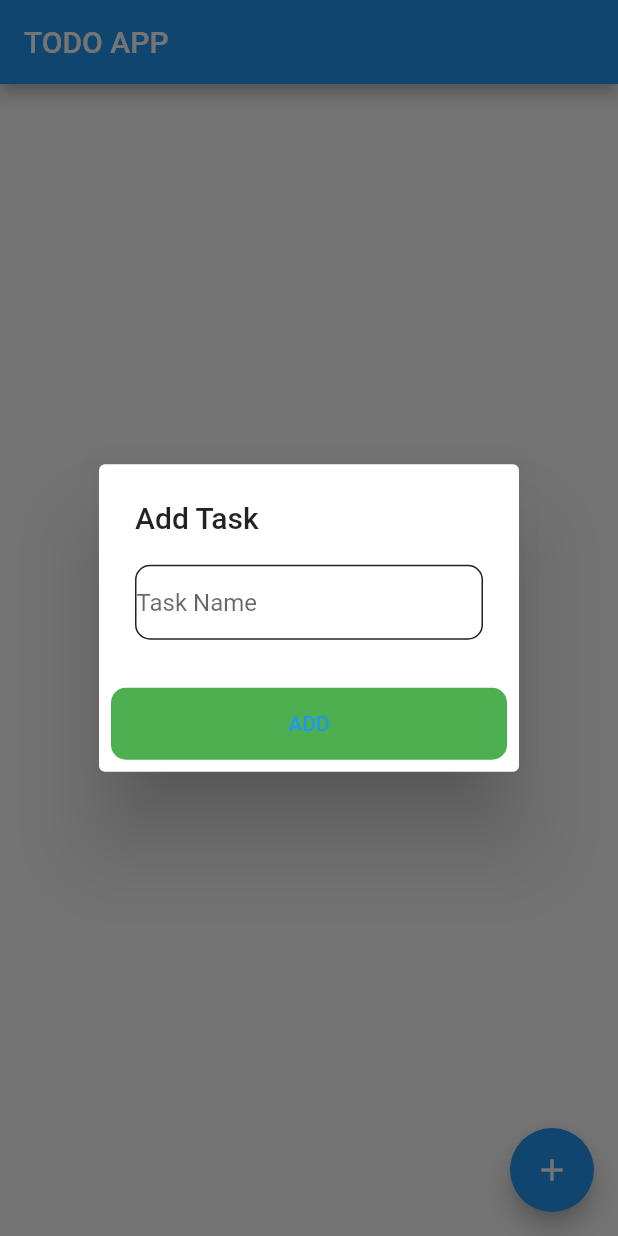
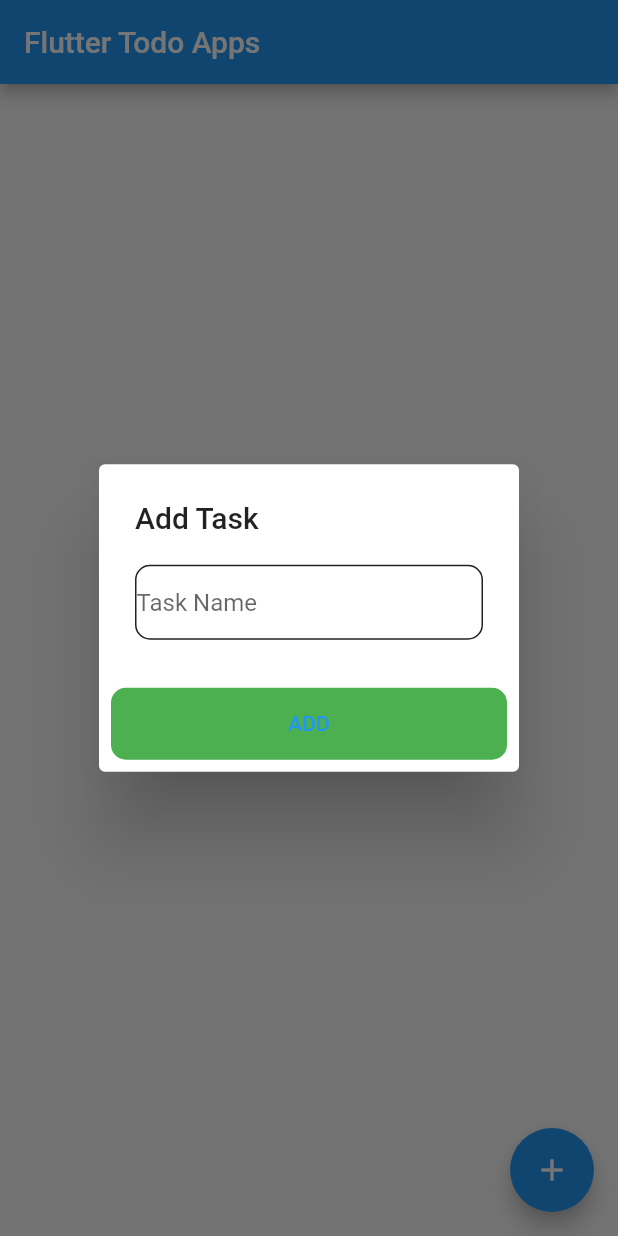
Before and after one commit to Divyaraj-solutelabs/mobx_todo, a Flutter app: the screen it shows after launch, after a tap on the "add" icon, on a phone screen of 412 x 824 dp. Run offline on Flutter 3.47's test engine with Material 2 defaults, Android fonts, the phone set to English and light mode, and no system bars; our stand-ins replace equatable, flutter_bloc, flutter_mobx, mobx, sqflite; accounts and stored records are empty; generated files the repository leaves out were written again.

Commit message:
3rd commit

```diff
--- /dev/null
+++ b/lib/feature/bloc_todo/blocs/database.bloc.dart
@@ -0,0 +1,44 @@
+import 'dart:developer';
+import 'dart:io';
+
+import 'package:flutter_bloc/flutter_bloc.dart';
+import 'package:mobx_todo/feature/bloc_todo/blocs/database.state.dart';
+import 'package:sqflite/sqflite.dart';
+import 'package:path/path.dart';
+
+class DatabaseBloc extends Cubit<DatabaseState> {
+  DatabaseBloc() : super(InitDatabaseState());
+
+  Database? database;
+
+  Future<void> initDatabase() async {
+    final databasePath = await getDatabasesPath();
+    // print(databasePath);
+    final path = join(databasePath, 'todo.db');
+    if (await Directory(dirname(path)).exists()) {
+      database = await openDatabase(
+          path,
+          version: 1,
+          onCreate: (Database db, int version) async {
+            // When creating the db, create the table
+            await db.execute('CREATE TABLE todo (id INTEGER PRIMARY KEY, name TEXT)');
+          });
+      emit(LoadDatabaseState());
+    } else {
+      try {
+        await Directory(dirname(path)).create(recursive: true);
+        database = await openDatabase(
+            path,
+            version: 1,
+            onCreate: (Database db, int version) async {
+              // When creating the db, create the table
+              await db.execute('CREATE TABLE todo (id INTEGER PRIMARY KEY, name TEXT)');
+            });
+        emit(LoadDatabaseState());
+      } catch (e) {
+        log(e.toString());
+      }
+    }
+  }
+
+}
--- /dev/null
+++ b/lib/feature/bloc_todo/blocs/database.state.dart
@@ -0,0 +1,4 @@
+abstract class DatabaseState {}
+
+class InitDatabaseState extends DatabaseState {}
+class LoadDatabaseState extends DatabaseState {}
--- /dev/null
+++ b/lib/feature/bloc_todo/blocs/todo.bloc.dart
@@ -0,0 +1,47 @@
+import 'dart:developer';
+
+import 'package:flutter_bloc/flutter_bloc.dart';
+import 'package:mobx_todo/feature/bloc_todo/blocs/todo.state.dart';
+import 'package:mobx_todo/feature/bloc_todo/models/todo.model.dart';
+import 'package:mobx_todo/feature/bloc_todo/repositories/todo.repo.dart';
+import 'package:sqflite/sqlite_api.dart';
+
+class TodoBloc extends Cubit<TodoState> {
+
+  final _todoRepo = TodoRepository();
+  final Database database;
+  TodoBloc({required this.database}) : super(const InitTodoState(0));
+
+  int _counter = 1;
+  List<Todo> _todos = [];
+  List<Todo> get todos => _todos;
+
+  Future<void> getTodos() async {
+    try {
+      _todos = await _todoRepo.getTodos(database: database);
+      emit(InitTodoState(_counter++));
+    } catch (e) {
+      log(e.toString());
+    }
+  }
+
+  Future<void> addTodos(String text) async {
+    try {
+      await _todoRepo.addTodo(database: database, text: text);
+      emit(InitTodoState(_counter++));
+      getTodos();
+    } catch (e) {
+      log(e.toString());
+    }
+  }
+
+  Future<void> removeTodo(int id) async {
+    try {
+      await _todoRepo.removeTodo(database: database, id: id);
+      emit(InitTodoState(_counter++));
+      getTodos();
+    } catch (e) {
+      log(e.toString());
+    }
+  }
+}
--- /dev/null
+++ b/lib/feature/bloc_todo/blocs/todo.state.dart
@@ -0,0 +1,20 @@
+import 'package:equatable/equatable.dart';
+import 'package:mobx_todo/feature/bloc_todo/models/todo.model.dart';
+
+abstract class TodoState extends Equatable {
+  const TodoState();
+
+  @override
+  List<Object> get props => [];
+}
+
+class InitTodoState extends TodoState {
+  final int counter;
+
+  const InitTodoState(this.counter);
+
+  @override
+  List<Object> get props => [counter];
+}
+class AddTodoState extends TodoState {}
+class RemoveTodoState extends TodoState {}
--- /dev/null
+++ b/lib/feature/bloc_todo/models/todo.model.dart
@@ -0,0 +1,6 @@
+class Todo {
+  final int id;
+  final String text;
+
+  Todo(this.id, this.text);
+}
--- /dev/null
+++ b/lib/feature/bloc_todo/presentation/hompage.dart
@@ -0,0 +1,162 @@
+import 'dart:developer';
+
+import 'package:flutter/material.dart';
+import 'package:flutter_bloc/flutter_bloc.dart';
+import 'package:mobx_todo/feature/bloc_todo/blocs/database.bloc.dart';
+import 'package:mobx_todo/feature/bloc_todo/blocs/database.state.dart';
+import 'package:mobx_todo/feature/bloc_todo/blocs/todo.bloc.dart';
+import 'package:mobx_todo/feature/bloc_todo/blocs/todo.state.dart';
+
+
+class MyHomePage extends StatefulWidget {
+  const MyHomePage({Key? key, required this.title}) : super(key: key);
+
+  final String title;
+
+  @override
+  State<MyHomePage> createState() => _MyHomePageState();
+}
+
+class _MyHomePageState extends State<MyHomePage> {
+
+  String _text = "";
+  TodoBloc? _todoBloc;
+
+  @override
+  void initState() {
+    super.initState();
+  }
+
+  @override
+  Widget build(BuildContext context) {
+    return Scaffold(
+      appBar: AppBar(
+        title: Text(widget.title),
+      ),
+      body: BlocConsumer<DatabaseBloc, DatabaseState>(
+        listener: (context, state) {
+          if (state is LoadDatabaseState) {
+            _todoBloc = TodoBloc(database: context.read<DatabaseBloc>().database!);
+          }
+        },
+        builder: (context, state) {
+          if (state is LoadDatabaseState) {
+            return BlocProvider<TodoBloc>(
+                create: (context) => _todoBloc!..getTodos(),
+                child: BlocConsumer<TodoBloc, TodoState>(
+                  listener: (context, todoState) {},
+                  builder: (context, todoState) {
+                    if (todoState is InitTodoState) {
+                      final todos = _todoBloc!.todos;
+                      return Padding(
+                        padding: const EdgeInsets.all(8.0),
+                        child: Column(
+                          children: [
+                            // TextFormField(
+                            //   maxLines: 1,
+                            //   onChanged: (value) {
+                            //     setState(() {
+                            //       _text = value;
+                            //     });
+                            //   },
+                            // ),
+                            const SizedBox(height: 10.0,),
+                            Expanded(
+                              child: ListView.separated(
+                                shrinkWrap: true,
+                                itemCount: todos.length,
+                                separatorBuilder: (context, index) => const SizedBox(height: 10.0,),
+                                itemBuilder: (context, index) {
+                                  return Row(
+                                    children: [
+                                      Expanded(child: Text(
+                                        todos[index].text,
+                                        style: const TextStyle(
+                                            fontSize: 24.0,
+                                            fontWeight: FontWeight.bold
+                                        ),
+                                      )),
+                                      IconButton(
+                                          onPressed: () {
+                                            _todoBloc!.removeTodo(todos[index].id);
+                                          },
+                                          icon: const Icon(Icons.delete)
+                                      )
+                                    ],
+                                  );
+                                },
+                              ),
+                            )
+                          ],
+                        ),
+                      );
+                    }
+
+                    return Container();
+                  },
+                )
+            );
+          }
+
+          return const Center(child: Text('Database not loaded'),);
+        },
+      ),
+      floatingActionButton: FloatingActionButton(
+        onPressed: () {
+          showDialog(
+
+            context: context,
+            builder: (BuildContext context) {
+              return  AlertDialog(
+                title:const Text('Add Task'),
+                content:Container(
+
+                    decoration: BoxDecoration(
+                        border: Border.all(color: Colors.black87),
+                        borderRadius: BorderRadius.circular(10)
+                    ),
+                    child: TextField(
+                      onChanged: (value) {
+                        setState(() {
+                          _text = value;
+                        });
+                      },
+                      decoration: InputDecoration(
+                          border: InputBorder.none,
+                          hintText:'Task Name'
+                      ),
+                      // controller: taskname,
+                    )),
+
+                actions: [
+                  Container(
+                    alignment: Alignment.center,
+                    decoration: BoxDecoration(
+                        borderRadius: BorderRadius.circular(10),
+                        color: Colors.green
+                    ),
+                    child: TextButton(
+                      onPressed: (){
+                        if (_todoBloc != null) {
+                          log(_text);
+                          _todoBloc!.addTodos(_text);
+                        }
+                        // final task=TaskModel(task: taskname.text, compeletd: "0");
+                        // tasks.addTask(task);
+                        Navigator.pop(context);
+                      },
+                      child: Text("ADD"),
+                    ),
+                  )
+                ],
+              );
+            },
+          );
+
+        },
+        tooltip: 'Increment',
+        child: const Icon(Icons.add),
+      ), // This trailing comma makes auto-formatting nicer for build methods.
+    );
+  }
+}
--- /dev/null
+++ b/lib/feature/bloc_todo/repositories/todo.repo.dart
@@ -0,0 +1,34 @@
+import 'package:mobx_todo/feature/bloc_todo/models/todo.model.dart';
+import 'package:sqflite/sqlite_api.dart';
+
+class TodoRepository {
+
+  Future<List<Todo>> getTodos({
+    required Database database,
+  }) async {
+    final datas = await database.rawQuery('SELECT * FROM todo');
+    List<Todo> todos = [];
+    for (var item in datas) {
+      todos.add(Todo(item['id'] as int, item['name'] as String));
+    }
+    return todos;
+  }
+
+  Future<dynamic> addTodo({
+    required Database database,
+    required String text,
+  }) async {
+    return await database.transaction((txn) async {
+      await txn.rawInsert("INSERT INTO todo (name) VALUES ('$text')");
+    });
+  }
+
+  Future<dynamic> removeTodo({
+    required Database database,
+    required int id,
+  }) async {
+    return await database.transaction((txn) async {
+      await txn.rawDelete('DELETE FROM todo where id = $id');
+    });
+  }
+}
--- a/lib/feature/tasks/database/db.dart
+++ b/lib/feature/tasks/database/db.dart
@@ -44,18 +44,24 @@ class DatabaseProvider{
 
   Future<List<TaskModel>> getTasks() async {
     final db = await database;
-    var notes = await db.query(TABLE_TASK, columns: [
-      COLUMN_ID,
-      COLUMN_TASK,
-      COLUMN_COMPELETED
-    ]);
-    List<TaskModel> tasksList = <TaskModel>[];
-    notes.forEach((currentTask) {
-      TaskModel task = TaskModel.fromMap(currentTask);
-      tasksList.add(task);
-    });
-    return tasksList.reversed.toList();
+    final List<Map<String, Object?>> queryResult = await db.query(TABLE_TASK);
+    return queryResult.map((e) => TaskModel.fromMap(e)).toList();
   }
+
+  // Future<List<TaskModel>> getTasks() async {
+  //   final db = await database;
+  //   var notes = await db.query(TABLE_TASK, columns: [
+  //     COLUMN_ID,
+  //     COLUMN_TASK,
+  //     COLUMN_COMPELETED
+  //   ]);
+  //   List<TaskModel> tasksList = <TaskModel>[];
+  //   notes.forEach((currentTask) {
+  //     TaskModel task = TaskModel.fromMap(currentTask);
+  //     tasksList.add(task);
+  //   });
+  //   return tasksList.reversed.toList();
+  // }
 
   Future<TaskModel> insert(TaskModel task) async {
     final db = await database;
--- a/lib/main.dart
+++ b/lib/main.dart
@@ -1,17 +1,20 @@
-import 'package:flutter/foundation.dart';
+import 'dart:developer';
+
 import 'package:flutter/material.dart';
-import 'package:mobx/mobx.dart';
+import 'package:flutter_bloc/flutter_bloc.dart';
+import 'package:mobx_todo/feature/bloc_todo/blocs/database.bloc.dart';
 
-import 'feature/tasks/presentation/homepage.dart';
+import 'package:mobx_todo/feature/bloc_todo/blocs/database.state.dart';
+import 'package:mobx_todo/feature/bloc_todo/blocs/todo.bloc.dart';
+import 'package:mobx_todo/feature/bloc_todo/blocs/todo.state.dart';
+import 'package:mobx_todo/feature/bloc_todo/presentation/hompage.dart';
 
 void main() {
-
-  mainContext.config = mainContext.config.clone(
-    isSpyEnabled: true,
+  BlocOverrides.runZoned(
+          () => runApp(MultiBlocProvider(providers: [
+        BlocProvider<DatabaseBloc>(create: (context) => DatabaseBloc()..initDatabase())
+      ], child: const MyApp()))
   );
-  mainContext.spy(print);
-
-  runApp(const MyApp());
 }
 
 class MyApp extends StatelessWidget {
@@ -22,11 +25,11 @@ class MyApp extends StatelessWidget {
   Widget build(BuildContext context) {
     return MaterialApp(
       title: 'Flutter Demo',
-      debugShowCheckedModeBanner: false,
       theme: ThemeData(
         primarySwatch: Colors.blue,
       ),
-      home: MyHomePage(),
+      debugShowCheckedModeBanner: false,
+      home: const MyHomePage(title: 'Flutter Todo Apps'),
     );
   }
 }
--- a/pubspec.yaml
+++ b/pubspec.yaml
@@ -37,6 +37,9 @@ dependencies:
   mobx: ^2.0.7+4
   flutter_mobx: ^2.0.6+1
   sqflite: ^2.0.3
+  flutter_bloc: ^8.0.1
+  bloc: ^8.0.3
+  equatable: ^2.0.3
 
 dev_dependencies:
   flutter_test:
```
Also changed, not shown: lib/feature/tasks/model/taskmodel.dart (+29 -15 lines), pubspec.lock.
